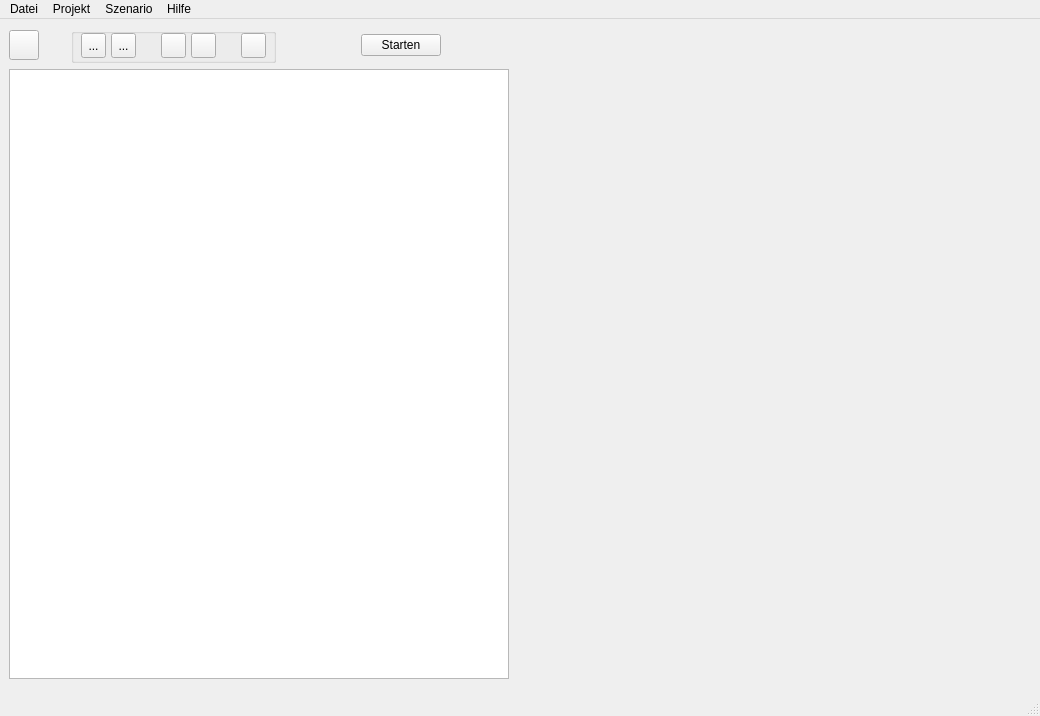
This is src/gui_vm/view/qt_designed/main_window.ui in ChrFr/gui_vm as Qt 5 draws it before an edit. The edited form follows.
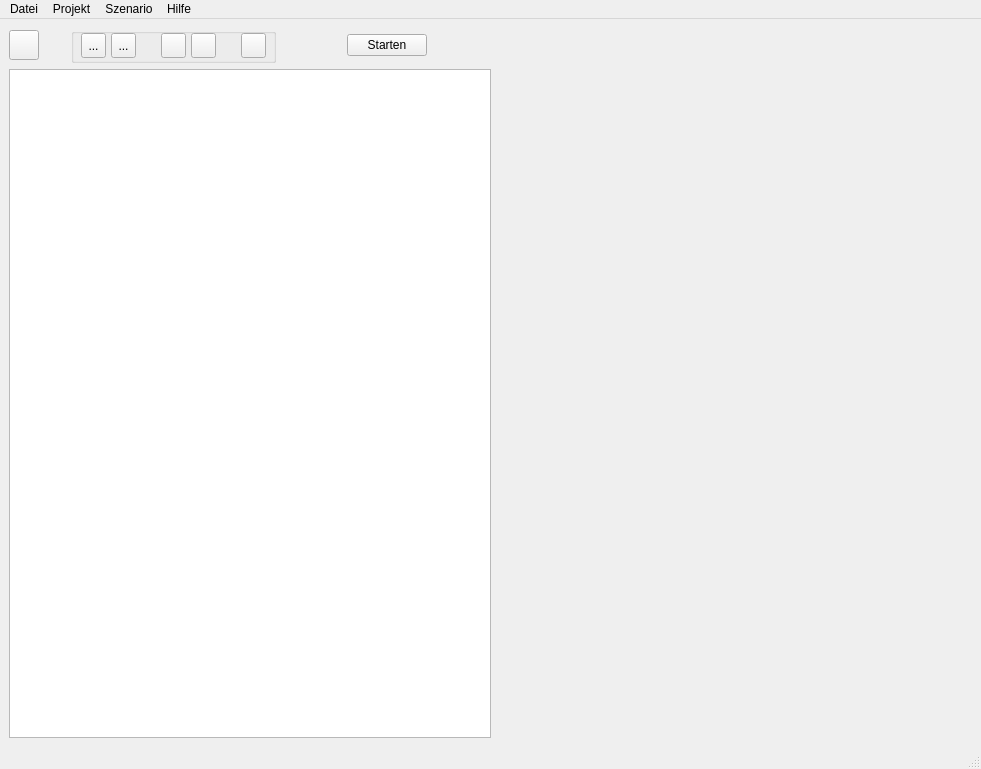
This is the edited form. Icons and pictures are not drawn.

```diff
--- a/src/gui_vm/view/qt_designed/main_window.ui
+++ b/src/gui_vm/view/qt_designed/main_window.ui
@@ -6,8 +6,8 @@
    <rect>
     <x>0</x>
     <y>0</y>
-    <width>1040</width>
-    <height>716</height>
+    <width>981</width>
+    <height>769</height>
    </rect>
   </property>
   <property name="windowTitle">
@@ -16,26 +16,14 @@
   <widget class="QWidget" name="centralwidget">
    <layout class="QHBoxLayout" name="horizontalLayout">
     <item>
-     <layout class="QGridLayout" name="gridLayout">
-      <item row="3" column="2" rowspan="3">
-       <layout class="QVBoxLayout" name="details_layout">
+     <layout class="QHBoxLayout" name="horizontalLayout_2">
         <item>
-         <spacer name="horizontalSpacer_2">
-          <property name="orientation">
-           <enum>Qt::Horizontal</enum>
-          </property>
-          <property name="sizeHint" stdset="0">
-           <size>
-            <width>40</width>
-            <height>20</height>
-           </size>
-          </property>
-         </spacer>
-        </item>
-       </layout>
-      </item>
-      <item row="3" column="0">
+       <layout class="QVBoxLayout" name="verticalLayout">
+        <item>
        <layout class="QGridLayout" name="gridLayout_4">
+          <property name="sizeConstraint">
+           <enum>QLayout::SetDefaultConstraint</enum>
+          </property>
         <item row="0" column="8">
          <spacer name="horizontalSpacer_3">
           <property name="orientation">
@@ -276,16 +264,26 @@
           </widget>
          </widget>
         </item>
-       </layout>
-      </item>
-      <item row="6" column="2">
-       <layout class="QHBoxLayout" name="horizontalLayout_2"/>
-      </item>
-      <item row="4" column="0">
+          <item row="0" column="10">
+           <spacer name="horizontalSpacer">
+            <property name="orientation">
+             <enum>Qt::Horizontal</enum>
+            </property>
+            <property name="sizeHint" stdset="0">
+             <size>
+              <width>40</width>
+              <height>20</height>
+             </size>
+            </property>
+           </spacer>
+          </item>
+         </layout>
+        </item>
+        <item>
        <widget class="QTreeView" name="qtreeview">
         <property name="maximumSize">
          <size>
-          <width>500</width>
+            <width>16777215</width>
           <height>16777215</height>
          </size>
         </property>
@@ -296,6 +294,25 @@
       </item>
      </layout>
     </item>
+      <item>
+       <layout class="QVBoxLayout" name="details_layout">
+        <item>
+         <spacer name="horizontalSpacer_2">
+          <property name="orientation">
+           <enum>Qt::Horizontal</enum>
+          </property>
+          <property name="sizeHint" stdset="0">
+           <size>
+            <width>40</width>
+            <height>20</height>
+           </size>
+          </property>
+         </spacer>
+        </item>
+       </layout>
+      </item>
+     </layout>
+    </item>
    </layout>
   </widget>
   <widget class="QMenuBar" name="menubar">
@@ -303,7 +320,7 @@
     <rect>
      <x>0</x>
      <y>0</y>
-     <width>1040</width>
+     <width>981</width>
      <height>21</height>
     </rect>
    </property>
```
Left out of the diff: 13 changed lines with no effect on the pictures. Lines whose indentation alone changed are shown as unchanged.
